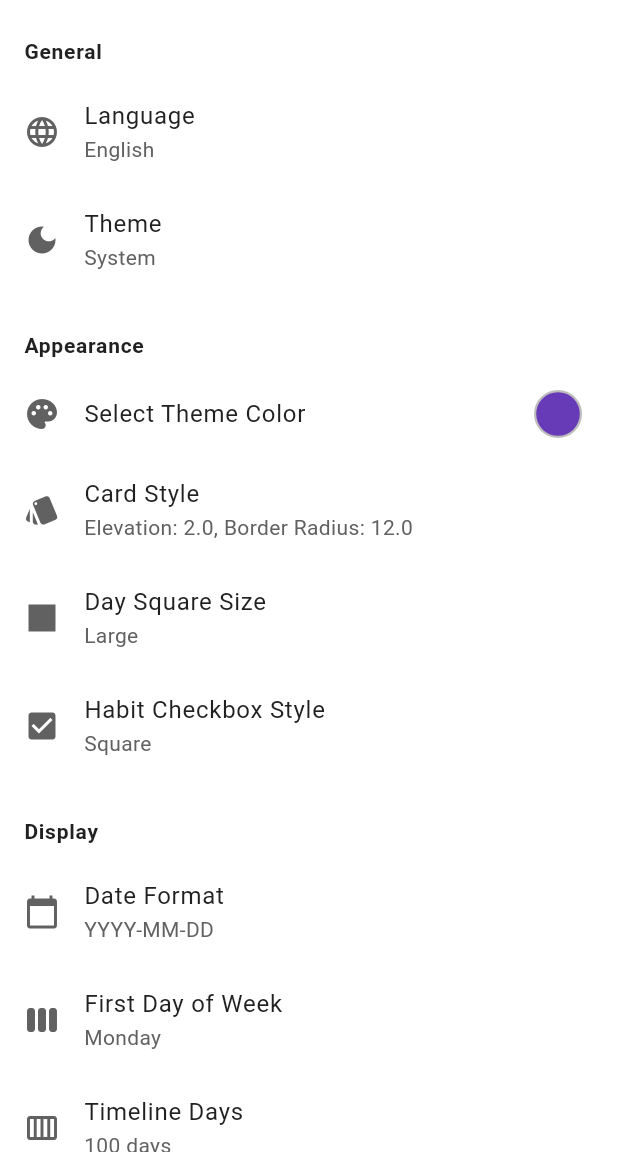
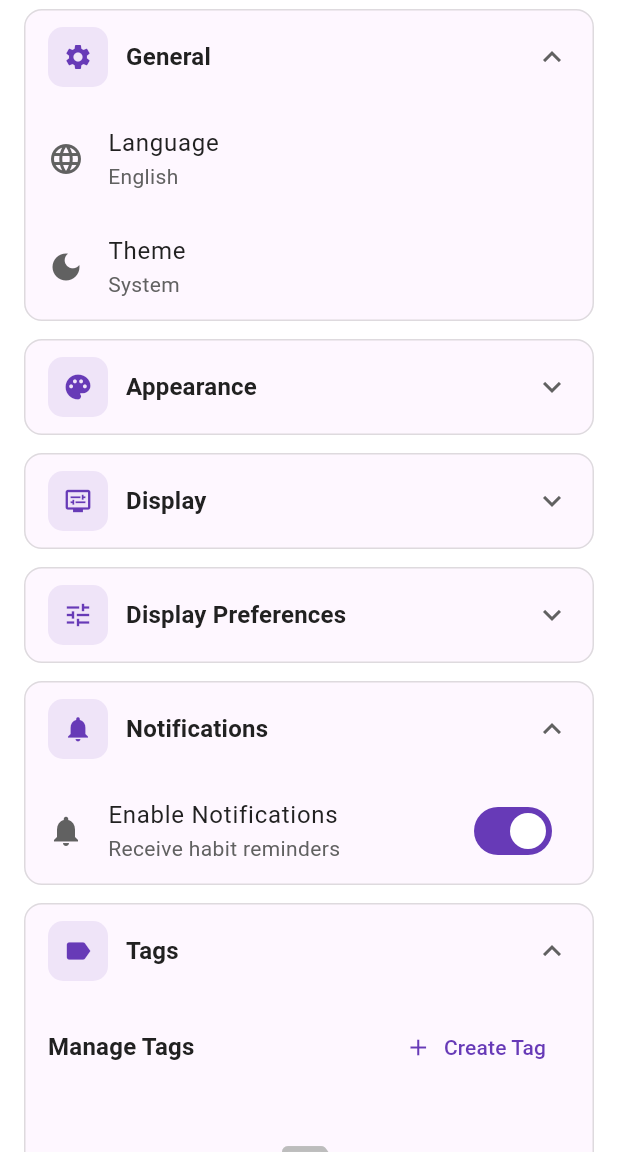
Before and after one commit to Zyzto/Adati, a Flutter app: the SettingsPage screen opened by its route, on a phone screen of 412 x 824 dp, the part 84-1236 px from its top. Run offline on Flutter 3.47's test engine with Material 3 defaults, Android fonts, the light colour scheme and no system bars; our stand-ins replace drift, easy_localization, file_picker, flutter_dotenv, flutter_local_notifications, flutter_riverpod and 4 more; missing offline and left inert: easy_logger; accounts and stored records are empty; generated files the repository leaves out were written again.

Commit message:
Revamp settings page with collapsible card-based sections
- Convert SettingsPage to ConsumerStatefulWidget for state management
- Replace ExpansionTile with custom collapsible card widget
- Add icons to each section (settings, palette, display_settings, tune, notifications, label, folder)
- Implement card-based design with subtle borders and rounded corners
- Add smooth animations (AnimatedRotation for expand icon, AnimatedSize for content)
- Set default expansion state: General, Notifications, Tags, Data & Export expanded; Appearance, Display, Display Preferences collapsed
- Improve visual hierarchy with icon containers and better spacing
- Enhance user experience with clickable headers and smooth transitions

```diff
--- a/lib/features/settings/pages/settings_page.dart
+++ b/lib/features/settings/pages/settings_page.dart
@@ -10,8 +10,22 @@ import '../../habits/widgets/checkbox_style_widget.dart';
 import '../../habits/providers/habit_providers.dart';
 import '../../habits/widgets/tag_management_widget.dart';
 
-class SettingsPage extends ConsumerWidget {
+class SettingsPage extends ConsumerStatefulWidget {
   const SettingsPage({super.key});
+
+  @override
+  ConsumerState<SettingsPage> createState() => _SettingsPageState();
+}
+
+class _SettingsPageState extends ConsumerState<SettingsPage> {
+  // Expansion state for each section
+  bool _generalExpanded = true;
+  bool _appearanceExpanded = false;
+  bool _displayExpanded = false;
+  bool _displayPreferencesExpanded = false; // Collapsed by default
+  bool _notificationsExpanded = true;
+  bool _tagsExpanded = true;
+  bool _dataExportExpanded = true;
 
   // Helper method to build radio list item
   Widget _buildRadioListItem<T>({
@@ -227,16 +241,77 @@ class SettingsPage extends ConsumerWidget {
     }
   }
 
-  Widget _buildSectionHeader(String title) {
-    return Padding(
-      padding: const EdgeInsets.fromLTRB(16, 24, 16, 8),
+  Widget _buildCollapsibleSection({
+    required String title,
+    required IconData icon,
+    required List<Widget> children,
+    required bool isExpanded,
+    required ValueChanged<bool> onExpansionChanged,
+  }) {
+    final theme = Theme.of(context);
+    return Card(
+      margin: const EdgeInsets.symmetric(horizontal: 16, vertical: 6),
+      elevation: 0,
+      shape: RoundedRectangleBorder(
+        borderRadius: BorderRadius.circular(12),
+        side: BorderSide(
+          color: theme.dividerColor.withValues(alpha: 0.5),
+          width: 1,
+        ),
+      ),
+      child: Column(
+        children: [
+          InkWell(
+            onTap: () => onExpansionChanged(!isExpanded),
+            borderRadius: const BorderRadius.vertical(top: Radius.circular(12)),
+            child: Padding(
+              padding: const EdgeInsets.symmetric(horizontal: 16, vertical: 12),
+              child: Row(
+                children: [
+                  Container(
+                    width: 40,
+                    height: 40,
+                    decoration: BoxDecoration(
+                      color: theme.colorScheme.primary.withValues(alpha: 0.1),
+                      borderRadius: BorderRadius.circular(10),
+                    ),
+                    child: Icon(
+                      icon,
+                      color: theme.colorScheme.primary,
+                      size: 20,
+                    ),
+                  ),
+                  const SizedBox(width: 12),
+                  Expanded(
                     child: Text(
                       title,
-        style: const TextStyle(
-          fontSize: 14,
+                      style: theme.textTheme.titleMedium?.copyWith(
                         fontWeight: FontWeight.w600,
-          letterSpacing: 0.5,
-        ),
+                      ),
+                    ),
+                  ),
+                  AnimatedRotation(
+                    turns: isExpanded ? 0.5 : 0,
+                    duration: const Duration(milliseconds: 200),
+                    child: Icon(
+                      Icons.expand_more,
+                      color: theme.colorScheme.onSurfaceVariant,
+                    ),
+                  ),
+                ],
+              ),
+            ),
+          ),
+          AnimatedSize(
+            duration: const Duration(milliseconds: 200),
+            curve: Curves.easeInOut,
+            child: isExpanded
+                ? Column(
+                    children: children,
+                  )
+                : const SizedBox.shrink(),
+          ),
+        ],
       ),
     );
   }
@@ -1390,7 +1465,7 @@ class SettingsPage extends ConsumerWidget {
   }
 
   @override
-  Widget build(BuildContext context, WidgetRef ref) {
+  Widget build(BuildContext context) {
     final currentLanguage = PreferencesService.getLanguage() ?? 'en';
     final themeMode = ref.watch(themeModeProvider);
     final themeColor = ref.watch(themeColorProvider);
@@ -1432,7 +1507,16 @@ class SettingsPage extends ConsumerWidget {
     final settingsList = ListView(
       children: [
         // General Section
-        _buildSectionHeader('general'.tr()),
+        _buildCollapsibleSection(
+          title: 'general'.tr(),
+          icon: Icons.settings,
+          isExpanded: _generalExpanded,
+          onExpansionChanged: (expanded) {
+            setState(() {
+              _generalExpanded = expanded;
+            });
+          },
+          children: [
             ListTile(
               leading: const Icon(Icons.language),
               title: Text('language'.tr()),
@@ -1445,9 +1529,20 @@ class SettingsPage extends ConsumerWidget {
               subtitle: Text(_getThemeName(themeMode)),
               onTap: () => _showThemeDialog(context, ref),
             ),
+          ],
+        ),
 
         // Appearance Section
-        _buildSectionHeader('appearance'.tr()),
+        _buildCollapsibleSection(
+          title: 'appearance'.tr(),
+          icon: Icons.palette,
+          isExpanded: _appearanceExpanded,
+          onExpansionChanged: (expanded) {
+            setState(() {
+              _appearanceExpanded = expanded;
+            });
+          },
+          children: [
         ListTile(
           leading: const Icon(Icons.palette),
           title: Text('select_theme_color'.tr()),
@@ -1501,9 +1596,20 @@ class SettingsPage extends ConsumerWidget {
           subtitle: Text(_getCheckboxStyleName(habitCheckboxStyle)),
           onTap: () => _showHabitCheckboxStyleDialog(context, ref),
         ),
+          ],
+        ),
 
         // Display Section
-        _buildSectionHeader('display'.tr()),
+        _buildCollapsibleSection(
+          title: 'display'.tr(),
+          icon: Icons.display_settings,
+          isExpanded: _displayExpanded,
+          onExpansionChanged: (expanded) {
+            setState(() {
+              _displayExpanded = expanded;
+            });
+          },
+          children: [
         ListTile(
           leading: const Icon(Icons.calendar_today),
           title: Text('date_format'.tr()),
@@ -1542,9 +1648,20 @@ class SettingsPage extends ConsumerWidget {
               : null,
           onTap: () => _showModalTimelineDaysDialog(context, ref),
         ),
+          ],
+        ),
 
         // Display Preferences Section
-        _buildSectionHeader('display_preferences'.tr()),
+        _buildCollapsibleSection(
+          title: 'display_preferences'.tr(),
+          icon: Icons.tune,
+          isExpanded: _displayPreferencesExpanded,
+          onExpansionChanged: (expanded) {
+            setState(() {
+              _displayPreferencesExpanded = expanded;
+            });
+          },
+          children: [
         SwitchListTile(
           secondary: const Icon(Icons.border_color),
           title: Text('show_streak_borders'.tr()),
@@ -1703,9 +1820,20 @@ class SettingsPage extends ConsumerWidget {
             ref.invalidate(showStreakOnCardNotifierProvider);
           },
         ),
+          ],
+        ),
 
         // Notifications Section
-        _buildSectionHeader('notifications'.tr()),
+        _buildCollapsibleSection(
+          title: 'notifications'.tr(),
+          icon: Icons.notifications,
+          isExpanded: _notificationsExpanded,
+          onExpansionChanged: (expanded) {
+            setState(() {
+              _notificationsExpanded = expanded;
+            });
+          },
+          children: [
         SwitchListTile(
           secondary: const Icon(Icons.notifications),
           title: Text('enable_notifications'.tr()),
@@ -1716,20 +1844,44 @@ class SettingsPage extends ConsumerWidget {
             ref.invalidate(notificationsEnabledNotifierProvider);
           },
         ),
+          ],
+        ),
         // Tags Section
-        _buildSectionHeader('tags'.tr()),
+        _buildCollapsibleSection(
+          title: 'tags'.tr(),
+          icon: Icons.label,
+          isExpanded: _tagsExpanded,
+          onExpansionChanged: (expanded) {
+            setState(() {
+              _tagsExpanded = expanded;
+            });
+          },
+          children: [
         const Padding(
           padding: EdgeInsets.symmetric(horizontal: 16, vertical: 8),
           child: TagManagementWidget(),
         ),
+          ],
+        ),
         // Data & Export Section
-        _buildSectionHeader('data_export'.tr()),
+        _buildCollapsibleSection(
+          title: 'data_export'.tr(),
+          icon: Icons.folder,
+          isExpanded: _dataExportExpanded,
+          onExpansionChanged: (expanded) {
+            setState(() {
+              _dataExportExpanded = expanded;
+            });
+          },
+          children: [
         ListTile(
           leading: const Icon(Icons.file_download),
           title: Text('export_data'.tr()),
           subtitle: Text('export_habit_data_description'.tr()),
           trailing: const Icon(Icons.chevron_right),
           onTap: () => _showExportDialog(context, ref),
+        ),
+          ],
         ),
       ],
     );
```
Lines whose indentation alone changed are shown as unchanged.
